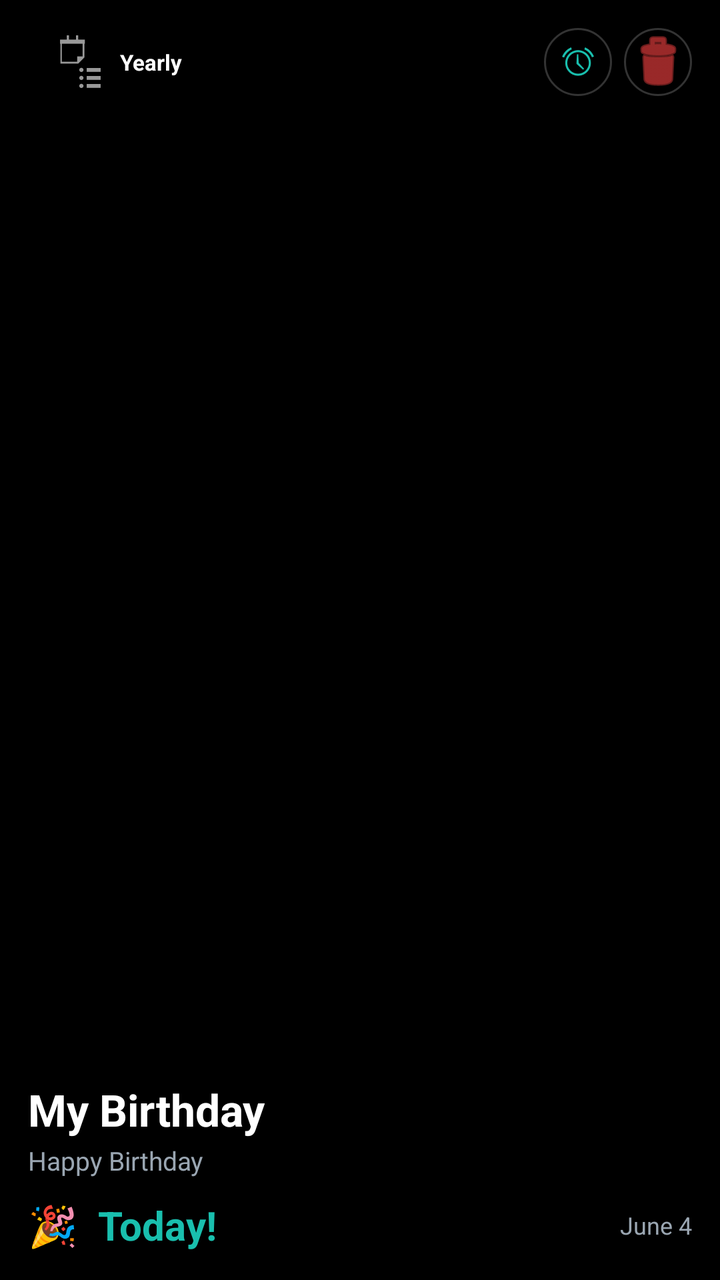
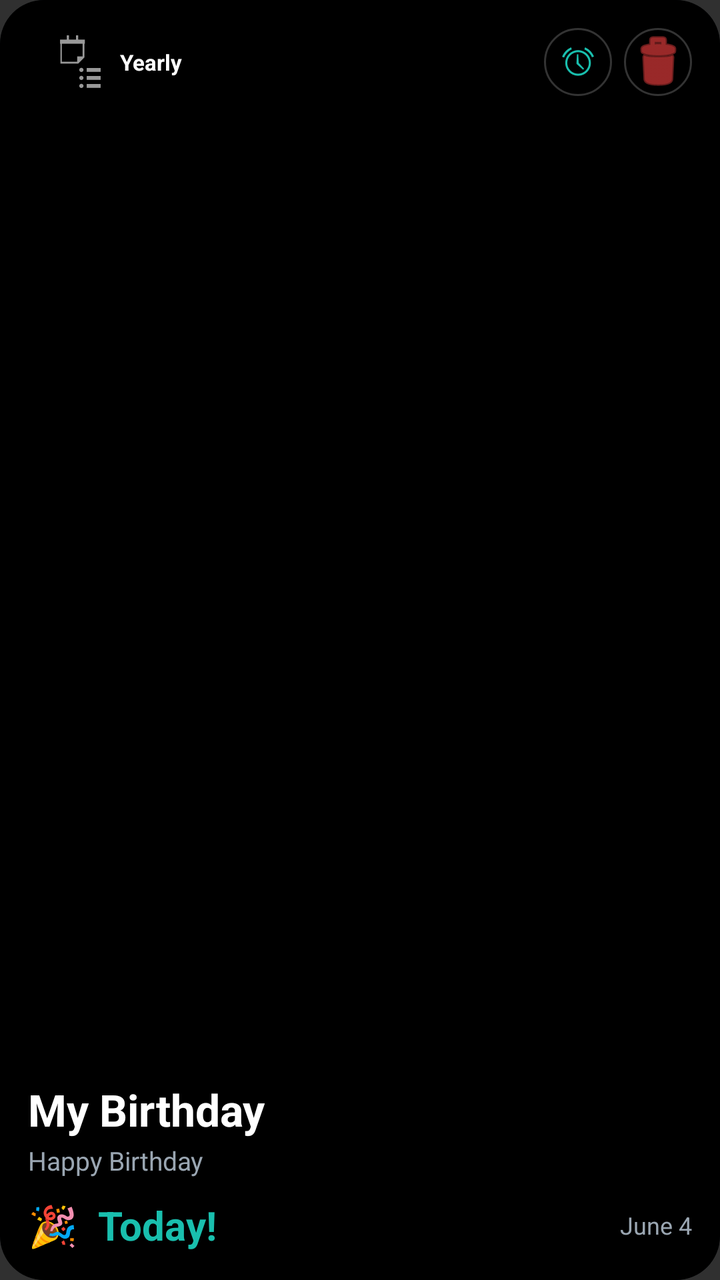

Before-and-after screenshots of an Android layout around one commit, followed by the original layout XML and the change that was made.
<!-- AndroidManifest.xml: application theme Theme.AppCompat.NoActionBar -->
<!-- res/layout/item_event_card.xml -->
<?xml version="1.0" encoding="utf-8"?>
<FrameLayout xmlns:android="http://schemas.android.com/apk/res/android"
    xmlns:app="http://schemas.android.com/apk/res-auto"
    android:layout_width="match_parent"
    android:layout_height="200dp"
    android:background="@drawable/bg_event_card_outline"
    android:layout_marginBottom="14dp">

    
    <ImageView
        android:id="@+id/eventCardImage"
        android:layout_width="match_parent"
        android:layout_height="match_parent"
        android:scaleType="centerCrop"
        android:contentDescription="Event background" />

    
    <View
        android:id="@+id/eventScrimOverlay"
        android:layout_width="match_parent"
        android:layout_height="match_parent"
        android:background="#000000" />

    
    <LinearLayout
        android:layout_width="match_parent"
        android:layout_height="match_parent"
        android:orientation="vertical"
        android:padding="14dp">

        
        <LinearLayout
            android:layout_width="match_parent"
            android:layout_height="wrap_content"
            android:orientation="horizontal"
            android:gravity="center_vertical">

            
            <LinearLayout
                android:layout_width="0dp"
                android:layout_height="wrap_content"
                android:layout_weight="1"
                android:orientation="horizontal">

                
                <TextView
                    android:id="@+id/eventYearlyChip"
                    android:layout_width="wrap_content"
                    android:layout_height="28dp"
                    android:gravity="center"
                    android:paddingStart="10dp"
                    android:paddingEnd="10dp"
                    android:background="@drawable/bg_event_chip"
                    android:drawablePadding="4dp"
                    android:drawableStart="@android:drawable/ic_menu_agenda"
                    android:text="Yearly"
                    android:textColor="@color/menu_text_primary"
                    android:textSize="11sp"
                    android:textStyle="bold" />

                
                <TextView
                    android:id="@+id/eventAlertChip"
                    android:layout_width="wrap_content"
                    android:layout_height="28dp"
                    android:layout_marginStart="6dp"
                    android:gravity="center"
                    android:paddingStart="10dp"
                    android:paddingEnd="10dp"
                    android:background="@drawable/bg_event_chip"
                    android:drawablePadding="4dp"
                    android:drawableStart="@android:drawable/ic_lock_idle_alarm"
                    android:text="Alert on"
                    android:textColor="@color/event_accent"
                    android:textSize="11sp"
                    android:textStyle="bold"
                    android:visibility="gone" />
            </LinearLayout>

            
            <LinearLayout
                android:layout_width="wrap_content"
                android:layout_height="wrap_content"
                android:orientation="horizontal">

                <ImageButton
                    android:id="@+id/eventAlertToggle"
                    android:layout_width="34dp"
                    android:layout_height="34dp"
                    android:background="@drawable/bg_event_circle_action"
                    android:contentDescription="Toggle alert"
                    android:scaleType="center"
                    android:src="@android:drawable/ic_lock_idle_alarm"
                    android:tint="@color/event_accent" />

                <ImageButton
                    android:id="@+id/eventDeleteButton"
                    android:layout_width="34dp"
                    android:layout_height="34dp"
                    android:layout_marginStart="6dp"
                    android:background="@drawable/bg_event_circle_action"
                    android:contentDescription="Delete event"
                    android:scaleType="center"
                    android:src="@android:drawable/ic_menu_delete"
                    android:tint="#FFFF4444" />
            </LinearLayout>
        </LinearLayout>

        
        <View
            android:layout_width="match_parent"
            android:layout_height="0dp"
            android:layout_weight="1" />

        
        <TextView
            android:id="@+id/eventCardTitle"
            android:layout_width="wrap_content"
            android:layout_height="wrap_content"
            android:text="My Birthday"
            android:textColor="@color/menu_text_primary"
            android:textSize="22sp"
            android:textStyle="bold" />

        <TextView
            android:id="@+id/eventCardNote"
            android:layout_width="wrap_content"
            android:layout_height="wrap_content"
            android:layout_marginTop="2dp"
            android:text="Happy Birthday"
            android:textColor="@color/menu_text_secondary"
            android:textSize="13sp" />

        
        <LinearLayout
            android:layout_width="match_parent"
            android:layout_height="wrap_content"
            android:layout_marginTop="10dp"
            android:orientation="horizontal"
            android:gravity="center_vertical">

            <TextView
                android:id="@+id/eventTodayText"
                android:layout_width="0dp"
                android:layout_height="wrap_content"
                android:layout_weight="1"
                android:text="🎉  Today!"
                android:textColor="@color/event_accent"
                android:textSize="20sp"
                android:textStyle="bold" />

            <TextView
                android:id="@+id/eventDateText"
                android:layout_width="wrap_content"
                android:layout_height="wrap_content"
                android:text="June 4"
                android:textColor="@color/menu_text_secondary"
                android:textSize="12sp" />
        </LinearLayout>

    </LinearLayout>

</FrameLayout>
<!-- resources referenced by this layout -->
<resources>
  <color name="event_accent">@color/menu_teal</color>
  <color name="menu_text_primary">#FFFFFFFF</color>
  <color name="menu_text_secondary">#FF9AA6B2</color>
  <!-- drawable bg_event_card_outline (drawable) -->
  <?xml version="1.0" encoding="utf-8"?>
  <shape xmlns:android="http://schemas.android.com/apk/res/android">
      <solid android:color="@color/menu_surface" />
      <stroke
          android:width="1.5dp"
          android:color="@color/event_accent" />
      <corners android:radius="20dp" />
  </shape>
  <!-- drawable bg_event_chip (drawable) -->
  <?xml version="1.0" encoding="utf-8"?>
  <shape xmlns:android="http://schemas.android.com/apk/res/android">
      <solid android:color="#33000000" />
      <corners android:radius="14dp" />
  </shape>
  <!-- drawable bg_event_circle_action (drawable) -->
  <?xml version="1.0" encoding="utf-8"?>
  <shape xmlns:android="http://schemas.android.com/apk/res/android">
      <solid android:color="#33000000" />
      <stroke android:width="1dp" android:color="#33FFFFFF" />
      <corners android:radius="50dp" />
  </shape>
  <color name="menu_teal">#FF19BFAE</color>
  <color name="menu_surface">#FF141B22</color>
</resources>

<!-- the commit's change to res/layout/item_event_card.xml (unified diff, before → after) -->
@@ -3,8 +3,9 @@
     xmlns:app="http://schemas.android.com/apk/res-auto"
     android:layout_width="match_parent"
     android:layout_height="200dp"
-    android:background="@drawable/bg_event_card_outline"
-    android:layout_marginBottom="14dp">
+    android:background="@drawable/bg_menu_card_dark"
+    android:clipToOutline="true"
+    android:layout_marginBottom="12dp">
 
     
     <ImageView
<!-- resource entries referenced after the edit -->
@@ -3,15 +3,6 @@
   <color name="event_accent">@color/menu_teal</color>
   <color name="menu_text_primary">#FFFFFFFF</color>
   <color name="menu_text_secondary">#FF9AA6B2</color>
-  <!-- drawable bg_event_card_outline (drawable) -->
-  <?xml version="1.0" encoding="utf-8"?>
-  <shape xmlns:android="http://schemas.android.com/apk/res/android">
-      <solid android:color="@color/menu_surface" />
-      <stroke
-          android:width="1.5dp"
-          android:color="@color/event_accent" />
-      <corners android:radius="20dp" />
-  </shape>
   <!-- drawable bg_event_chip (drawable) -->
   <?xml version="1.0" encoding="utf-8"?>
   <shape xmlns:android="http://schemas.android.com/apk/res/android">
@@ -25,6 +16,12 @@
       <stroke android:width="1dp" android:color="#33FFFFFF" />
       <corners android:radius="50dp" />
   </shape>
+  <!-- drawable bg_menu_card_dark (drawable) -->
+  <?xml version="1.0" encoding="utf-8"?>
+  <shape xmlns:android="http://schemas.android.com/apk/res/android">
+      <solid android:color="@color/menu_surface" />
+      <corners android:radius="22dp" />
+  </shape>
   <color name="menu_teal">#FF19BFAE</color>
   <color name="menu_surface">#FF141B22</color>
 </resources>
